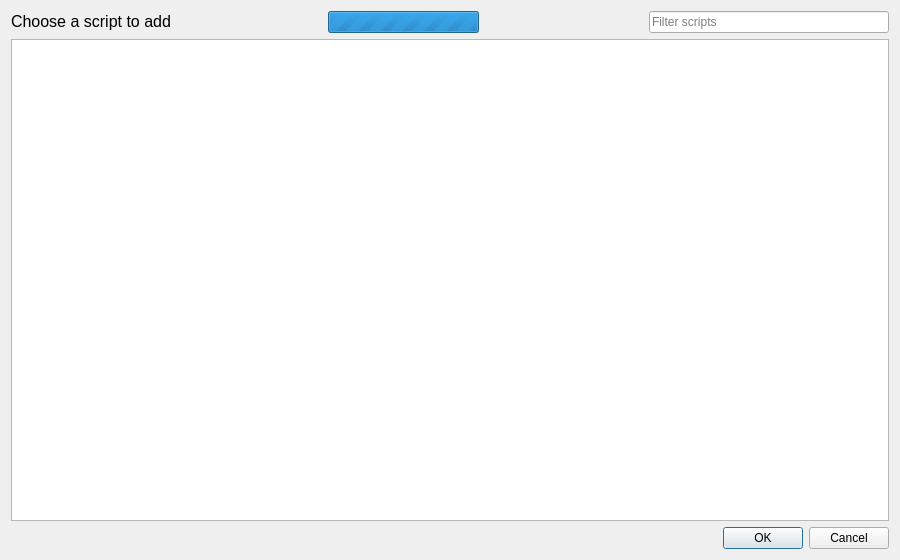
Before: the Qt Designer form botfather/gui/scriptmanager/script_manager_dialog.ui in botfatherio/botfather, drawn with Qt 5.
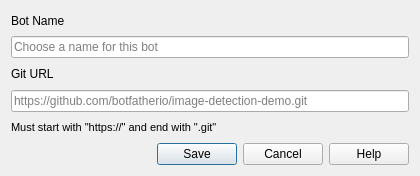
After: the same form once the commit is applied. Icons and pictures are not drawn.

Commit message: Disconnect the script manager from the website

```diff
--- a/botfather/gui/scriptmanager/script_manager_dialog.ui
+++ b/botfather/gui/scriptmanager/script_manager_dialog.ui
@@ -6,8 +6,8 @@
    <rect>
     <x>0</x>
     <y>0</y>
-    <width>900</width>
-    <height>560</height>
+    <width>420</width>
+    <height>176</height>
    </rect>
   </property>
   <property name="windowTitle">
@@ -19,131 +19,47 @@
   </property>
   <layout class="QVBoxLayout" name="verticalLayout">
    <item>
-    <layout class="QHBoxLayout" name="horizontalLayout">
-     <item>
-      <widget class="QLabel" name="label">
-       <property name="text">
-        <string>&lt;html&gt;&lt;head/&gt;&lt;body&gt;&lt;p&gt;&lt;span style=&quot; font-size:12pt;&quot;&gt;Choose a script to add&lt;/span&gt;&lt;/p&gt;&lt;/body&gt;&lt;/html&gt;</string>
-       </property>
-      </widget>
-     </item>
-     <item>
-      <spacer name="horizontalSpacer">
-       <property name="orientation">
-        <enum>Qt::Horizontal</enum>
-       </property>
-       <property name="sizeHint" stdset="0">
-        <size>
-         <width>40</width>
-         <height>20</height>
-        </size>
-       </property>
-      </spacer>
-     </item>
-     <item>
-      <widget class="QProgressBar" name="progressBar">
-       <property name="maximum">
-        <number>0</number>
-       </property>
-       <property name="value">
-        <number>-1</number>
-       </property>
-      </widget>
-     </item>
-     <item>
-      <widget class="QLabel" name="status_label">
-       <property name="text">
-        <string/>
-       </property>
-      </widget>
-     </item>
-     <item>
-      <spacer name="horizontalSpacer_2">
-       <property name="orientation">
-        <enum>Qt::Horizontal</enum>
-       </property>
-       <property name="sizeHint" stdset="0">
-        <size>
-         <width>40</width>
-         <height>20</height>
-        </size>
-       </property>
-      </spacer>
-     </item>
-     <item>
-      <widget class="QLineEdit" name="filter">
-       <property name="sizePolicy">
-        <sizepolicy hsizetype="Preferred" vsizetype="Preferred">
-         <horstretch>0</horstretch>
-         <verstretch>0</verstretch>
-        </sizepolicy>
-       </property>
-       <property name="minimumSize">
-        <size>
-         <width>240</width>
-         <height>0</height>
-        </size>
-       </property>
-       <property name="placeholderText">
-        <string>Filter scripts</string>
-       </property>
-      </widget>
-     </item>
-    </layout>
+    <widget class="QLabel" name="bot_name_label">
+     <property name="text">
+      <string>Bot Name</string>
+     </property>
+    </widget>
    </item>
    <item>
-    <widget class="QTableView" name="view">
-     <property name="editTriggers">
-      <set>QAbstractItemView::NoEditTriggers</set>
+    <widget class="QLineEdit" name="bot_name_line_edit">
+     <property name="placeholderText">
+      <string>Choose a name for this bot</string>
      </property>
-     <property name="selectionMode">
-      <enum>QAbstractItemView::SingleSelection</enum>
+    </widget>
+   </item>
+   <item>
+    <widget class="QLabel" name="git_url_label">
+     <property name="text">
+      <string>Git URL</string>
      </property>
-     <property name="selectionBehavior">
-      <enum>QAbstractItemView::SelectRows</enum>
+    </widget>
+   </item>
+   <item>
+    <widget class="QLineEdit" name="git_url_line_edit">
+     <property name="placeholderText">
+      <string>https://github.com/botfatherio/image-detection-demo.git</string>
      </property>
-     <property name="sortingEnabled">
-      <bool>true</bool>
+    </widget>
+   </item>
+   <item>
+    <widget class="QLabel" name="label">
+     <property name="text">
+      <string>&lt;html&gt;&lt;head/&gt;&lt;body&gt;&lt;p&gt;&lt;span style=&quot; font-size:8pt;&quot;&gt;Must start with &amp;quot;https://&amp;quot; and end with &amp;quot;.git&amp;quot;&lt;/span&gt;&lt;/p&gt;&lt;/body&gt;&lt;/html&gt;</string>
      </property>
-     <property name="wordWrap">
-      <bool>false</bool>
-     </property>
-     <property name="cornerButtonEnabled">
-      <bool>false</bool>
-     </property>
-     <attribute name="horizontalHeaderCascadingSectionResizes">
-      <bool>true</bool>
-     </attribute>
-     <attribute name="horizontalHeaderMinimumSectionSize">
-      <number>100</number>
-     </attribute>
-     <attribute name="horizontalHeaderDefaultSectionSize">
-      <number>150</number>
-     </attribute>
-     <attribute name="horizontalHeaderHighlightSections">
-      <bool>false</bool>
-     </attribute>
-     <attribute name="horizontalHeaderMinimumSectionSize">
-      <number>50</number>
-     </attribute>
-     <attribute name="horizontalHeaderStretchLastSection">
-      <bool>true</bool>
-     </attribute>
-     <attribute name="verticalHeaderCascadingSectionResizes">
-      <bool>true</bool>
-     </attribute>
-     <attribute name="verticalHeaderDefaultSectionSize">
-      <number>38</number>
-     </attribute>
-     <attribute name="verticalHeaderHighlightSections">
-      <bool>true</bool>
-     </attribute>
     </widget>
    </item>
    <item>
-    <widget class="QDialogButtonBox" name="buttonBox">
+    <widget class="QDialogButtonBox" name="button_box">
+     <property name="enabled">
+      <bool>true</bool>
+     </property>
      <property name="standardButtons">
-      <set>QDialogButtonBox::Cancel|QDialogButtonBox::Ok</set>
+      <set>QDialogButtonBox::StandardButton::Cancel|QDialogButtonBox::StandardButton::Help|QDialogButtonBox::StandardButton::Save</set>
      </property>
      <property name="centerButtons">
       <bool>false</bool>
```
Left out of the diff: 2 changed lines with no effect on the pictures. The commit also changes 12 other files.
